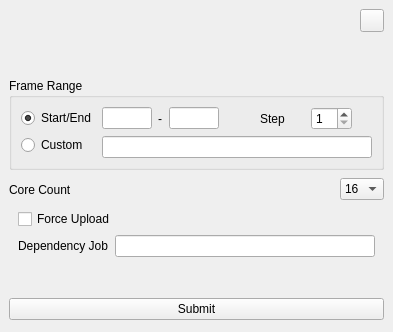
Above: conductor/resources/submitter.ui from AtomicConductor/conductor_client before the change. Below: the same form after it.
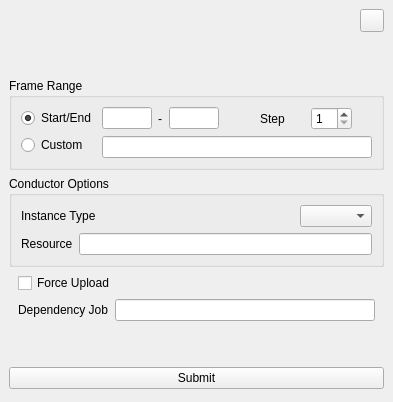
That is the form after the change. Icons and pictures are not drawn.

Patch:
```diff
--- a/conductor/resources/submitter.ui
+++ b/conductor/resources/submitter.ui
@@ -7,7 +7,7 @@
     <x>0</x>
     <y>0</y>
     <width>393</width>
-    <height>332</height>
+    <height>402</height>
    </rect>
   </property>
   <property name="windowTitle">
@@ -18,7 +18,7 @@
     <normaloff>:/images/resources/conductor_logo_01_x32.png</normaloff>:/images/resources/conductor_logo_01_x32.png</iconset>
   </property>
   <widget class="QWidget" name="centralwidget">
-   <layout class="QVBoxLayout" name="verticalLayout_20">
+   <layout class="QVBoxLayout" name="verticalLayout">
     <item>
      <widget class="QWidget" name="widget_4" native="true">
       <layout class="QHBoxLayout" name="horizontalLayout_3">
@@ -365,7 +365,19 @@
      </widget>
     </item>
     <item>
-     <widget class="QWidget" name="ui_core_count_wgt" native="true">
+     <widget class="QGroupBox" name="ui_framerange_grpbx_2">
+      <property name="title">
+       <string>Conductor Options</string>
+      </property>
+      <layout class="QVBoxLayout" name="verticalLayout_20">
+       <property name="bottomMargin">
+        <number>9</number>
+       </property>
+       <item>
+        <widget class="QWidget" name="ui_instance_type_wgt" native="true">
+         <property name="toolTip">
+          <string>Choose the type of machine to launch the job on</string>
+         </property>
       <layout class="QHBoxLayout" name="horizontalLayout_7">
        <property name="margin">
         <number>0</number>
@@ -373,7 +385,7 @@
        <item>
         <widget class="QLabel" name="label_2">
          <property name="text">
-          <string>Core Count</string>
+             <string>Instance Type</string>
          </property>
         </widget>
        </item>
@@ -386,33 +398,33 @@
           </sizepolicy>
          </property>
          <property name="currentIndex">
-          <number>4</number>
-         </property>
-         <item>
-          <property name="text">
-           <string>1</string>
-          </property>
-         </item>
-         <item>
-          <property name="text">
-           <string>2</string>
-          </property>
+             <number>-1</number>
+            </property>
+           </widget>
+          </item>
+         </layout>
+        </widget>
          </item>
          <item>
-          <property name="text">
-           <string>4</string>
-          </property>
-         </item>
+        <widget class="QWidget" name="ui_resource_wgt" native="true">
+         <property name="toolTip">
+          <string>[optional] Specify a resource string to associate the Conductor job with</string>
+         </property>
+         <layout class="QHBoxLayout" name="horizontalLayout_10">
+          <property name="margin">
+           <number>0</number>
+          </property>
          <item>
+           <widget class="QLabel" name="label_6">
           <property name="text">
-           <string>8</string>
-          </property>
+             <string>Resource</string>
+            </property>
+           </widget>
          </item>
          <item>
-          <property name="text">
-           <string>16</string>
-          </property>
-         </item>
+           <widget class="QLineEdit" name="ui_resource_lnedt"/>
+          </item>
+         </layout>
         </widget>
        </item>
       </layout>
```
Left out of the diff: 5 changed lines with no effect on the pictures. Lines whose indentation alone changed are shown as unchanged.
